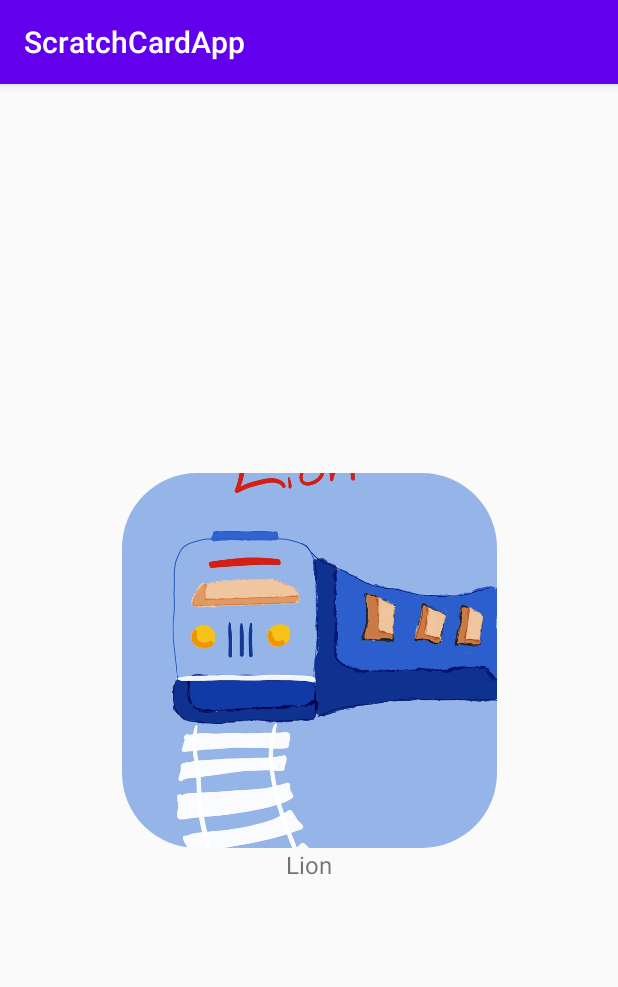
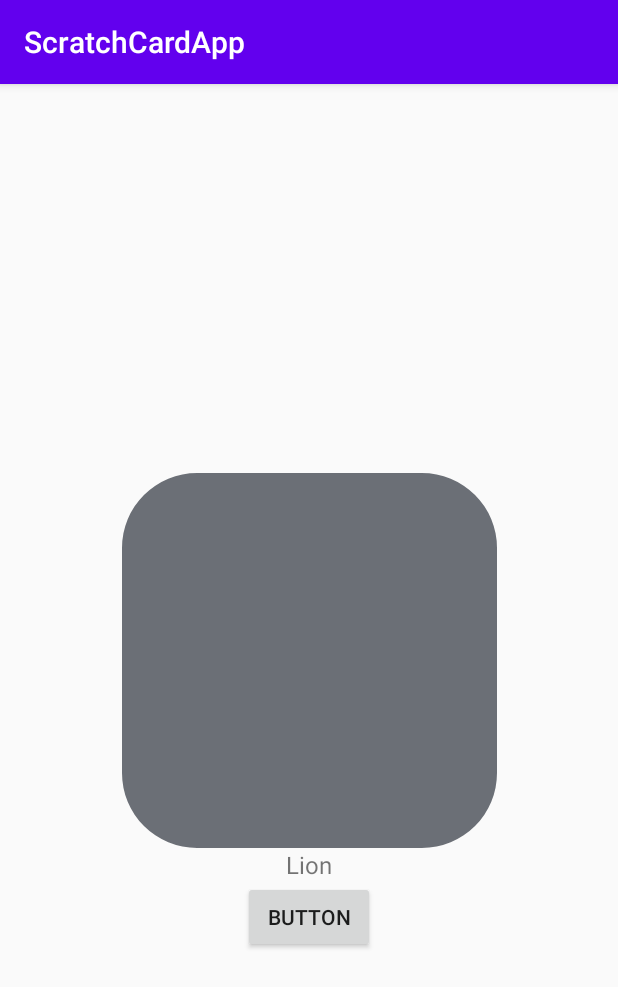
Before and after one commit to PavlaManova/ScratchCard_App, an Android app: the screen it shows after launch (ClickedItemActivity), after a tap on "Lion", on a phone screen of 412 x 824 dp. Shown: the top 987 px of the screen. Run offline under Robolectric (Android 15) with nearby library versions, the phone set to English and light mode, and no system bars.

Commit message:
initial implementation of saving scratch movies

```diff
--- a/app/src/main/java/com/example/scratchcardapp/ClickedItemActivity.java
+++ b/app/src/main/java/com/example/scratchcardapp/ClickedItemActivity.java
@@ -4,6 +4,8 @@ import androidx.appcompat.app.AppCompatActivity;
 
 import android.content.Intent;
 import android.os.Bundle;
+import android.view.View;
+import android.widget.Button;
 import android.widget.ImageView;
 import android.widget.TextView;
 
@@ -11,6 +13,13 @@ public class ClickedItemActivity extends AppCompatActivity {
 
     ImageView movieToScrImg;
     TextView movieName;
+    Button btn;
+
+    Boolean isScratced;
+
+    String selectedName;
+    int selectedImage;
+    int position;
 
     @Override
     protected void onCreate(Bundle savedInstanceState) {
@@ -20,15 +29,38 @@ public class ClickedItemActivity extends AppCompatActivity {
         movieToScrImg=(ImageView)findViewById(R.id.movieToScratchView);
         movieName=(TextView)findViewById(R.id.movieNameView);
 
+        btn=(Button)findViewById(R.id.tryBtn);
+
         Intent intent=getIntent();
+        if(intent.getExtras()!=null){
+            selectedName=intent.getStringExtra("name");
+            selectedImage=intent.getIntExtra("image",0);
+            position=intent.getIntExtra("position",0);
+        }
 
-        if(intent.getExtras()!=null){
-            String selectedName=intent.getStringExtra("name");
-            int selectedImage=intent.getIntExtra("image",0);
+        movieName.setText(selectedName);
+        isScratced=PrefConfig.loadScratchedImgFromPref(getApplicationContext(),position);
 
-            movieName.setText(selectedName);
+        if(isScratced){
             movieToScrImg.setImageResource(selectedImage);
+            btn.setEnabled(false);
+        }
+        else {
+            //implement code for scratching
+            movieToScrImg.setImageResource(R.drawable.default_min);
+            btn.setEnabled(true);
+        }
 
-        }
+        btn.setOnClickListener(new View.OnClickListener() {
+            @Override
+            public void onClick(View v) {
+                isScratced=true;
+                btn.setEnabled(false);
+                PrefConfig.saveScratchedImgInPref(getApplicationContext(),isScratced,position);
+            }
+        });
+
+
+
     }
 }
--- a/app/src/main/java/com/example/scratchcardapp/ImageAdapter.java
+++ b/app/src/main/java/com/example/scratchcardapp/ImageAdapter.java
@@ -278,7 +278,12 @@ public class ImageAdapter extends BaseAdapter {
         TextView textView=view.findViewById(R.id.text_view);
         textView.setText(moviesNames[i]);
 
-        imageView.setImageResource(R.drawable.default_min);
+        //imageView.setImageResource(R.drawable.default_min);
+        boolean isScratched=PrefConfig.loadScratchedImgFromPref(context,i);
+        if(isScratched)
+            imageView.setImageResource(images[i]);
+        else
+            imageView.setImageResource(R.drawable.default_min);
 
         return view;
     }
--- a/app/src/main/java/com/example/scratchcardapp/MainActivity.java
+++ b/app/src/main/java/com/example/scratchcardapp/MainActivity.java
@@ -7,9 +7,11 @@ import android.content.Intent;
 import android.os.Bundle;
 import android.view.View;
 import android.widget.AdapterView;
+import android.widget.Button;
 import android.widget.GridView;
 import android.widget.ImageView;
 import android.widget.RadioButton;
+import android.widget.Toast;
 
 public class MainActivity extends AppCompatActivity implements GenderDialog.GenderDialogListener {
 
@@ -46,7 +48,9 @@ public class MainActivity extends AppCompatActivity implements GenderDialog.Gend
             public void onItemClick(AdapterView<?> parent, View view, int position, long id) {
                 String selectedName=imgAdapter.moviesNames[position];
                 int selectedImage=imgAdapter.images[position];
-                startActivity(new Intent(MainActivity.this, ClickedItemActivity.class).putExtra("name",selectedName).putExtra("image",selectedImage));
+                startActivity(new Intent(MainActivity.this, ClickedItemActivity.class)
+                        .putExtra("name",selectedName).putExtra("image",selectedImage)
+                        .putExtra("position",position));
             }
         });
     }
--- a/app/src/main/java/com/example/scratchcardapp/PrefConfig.java
+++ b/app/src/main/java/com/example/scratchcardapp/PrefConfig.java
@@ -7,7 +7,16 @@ public class PrefConfig {
     private static final String MY_PREFERENCE_NAME = "com.example.scratchcardapp";
     private static final String PREF_GENDER_KEY = "pref_gender_key";
     private static final String[] PREF_IMG_SCR_KEY= {
-    "1","2","3","4"
+    "1","2","3","4","5","6","7","8","9","10",
+            "1","2","3","4","5","6","7","8","9","10",
+            "1","2","3","4","5","6","7","8","9","10",
+            "1","2","3","4","5","6","7","8","9","10",
+            "1","2","3","4","5","6","7","8","9","10",
+            "1","2","3","4","5","6","7","8","9","10",
+            "1","2","3","4","5","6","7","8","9","10",
+            "1","2","3","4","5","6","7","8","9","10",
+            "1","2","3","4","5","6","7","8","9","10",
+            "1","2","3","4","5","6","7","8","9","10"
     };
 
     public static void saveGenderInPref(Context context, boolean femaleChosen)
@@ -23,13 +32,10 @@ public class PrefConfig {
         return pref.getBoolean(PREF_GENDER_KEY, true);
     }
 
-    public static void saveScratchedImgInPref(Context context, boolean[] imgScratched){
+    public static void saveScratchedImgInPref(Context context, boolean imgScratched, int position){
         SharedPreferences pref=context.getSharedPreferences(MY_PREFERENCE_NAME,Context.MODE_PRIVATE);
         SharedPreferences.Editor editor=pref.edit();
-        for(int i=0;i<PREF_IMG_SCR_KEY.length;i++)
-        {
-            editor.putBoolean(PREF_IMG_SCR_KEY[i],imgScratched[i]);
-        }
+        editor.putBoolean(PREF_IMG_SCR_KEY[position],imgScratched);
         editor.apply();
     }
 
--- a/app/src/main/res/layout/activity_clicked_item.xml
+++ b/app/src/main/res/layout/activity_clicked_item.xml
@@ -28,4 +28,13 @@
         app:layout_constraintEnd_toEndOf="parent"
         app:layout_constraintStart_toStartOf="parent"
         app:layout_constraintTop_toBottomOf="@+id/movieToScratchView" />
+
+    <Button
+        android:id="@+id/tryBtn"
+        android:layout_width="wrap_content"
+        android:layout_height="wrap_content"
+        android:text="Button"
+        app:layout_constraintEnd_toEndOf="parent"
+        app:layout_constraintStart_toStartOf="parent"
+        app:layout_constraintTop_toBottomOf="@+id/movieNameView" />
 </androidx.constraintlayout.widget.ConstraintLayout>
```
